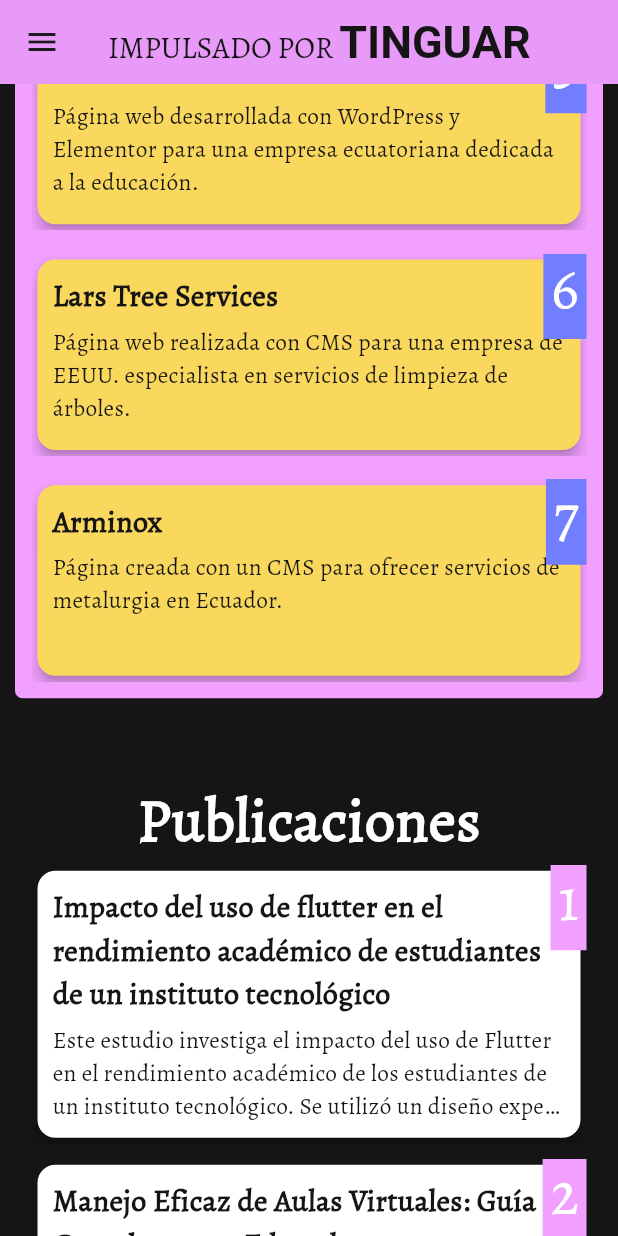
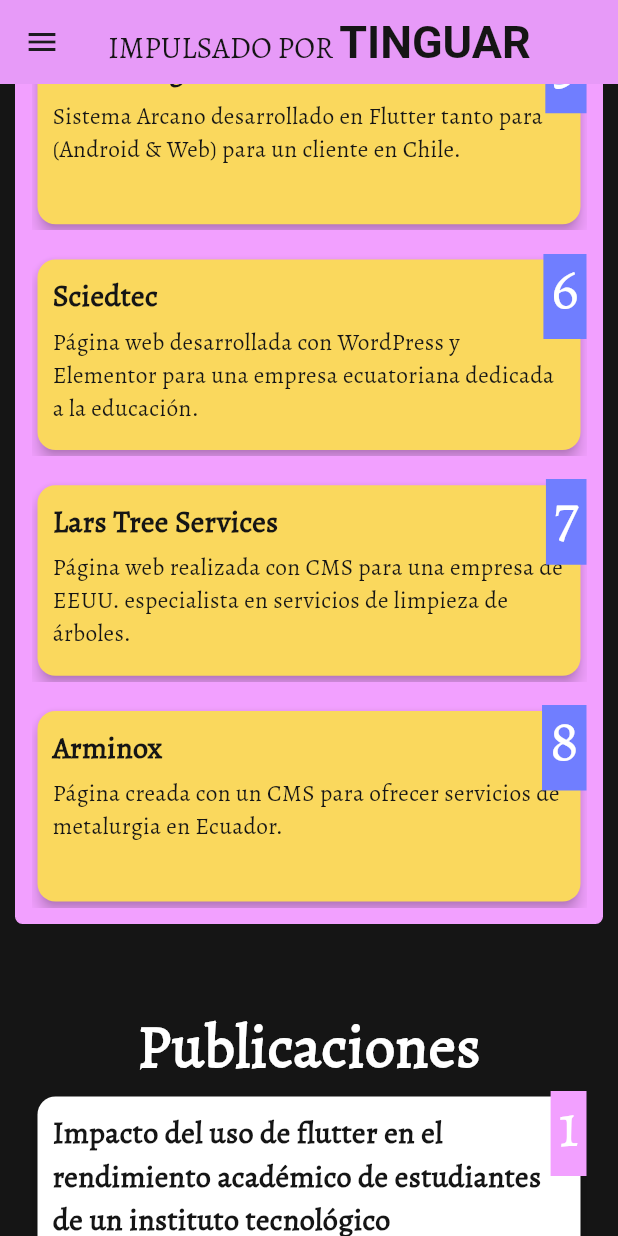
Before and after one commit to GbrielGarcia/albertoguaman.com, a Flutter app: the screen it shows after launch, scrolled down 1728 dp, on a phone screen of 412 x 824 dp. Run offline on Flutter 3.47's test engine with Material 3 defaults, Android fonts, the phone set to English and light mode, and no system bars; our stand-ins replace firebase_core, font_awesome_flutter, go_router, google_fonts, url_strategy; accounts and stored records are empty; generated files the repository leaves out were written again.

Commit message:
REF: Project New Streaming

```diff
--- a/lib/src/home/home.dart
+++ b/lib/src/home/home.dart
@@ -455,7 +455,7 @@
                   () => laucherURL(
                       'https://drive.google.com/file/d/1kP70ATjZv5zFK-fHNsw4u5fQMZR7Erhd/view?usp=sharing'),
                   'Google Driver',
-                  'cv 2024'),
+                  'cv 2025'),
               Flexible(
                   flex: 1,
                   child: _buildContainerInfo(al, Container(),
--- a/lib/src/model/project.dart
+++ b/lib/src/model/project.dart
@@ -19,6 +19,14 @@
 }
 
 List<ProjectModel> infoProjectModel = [
+  ProjectModel(
+      photo: AssetsUtil.projectOne,
+      type: ['PhP', 'Laravel', 'MySql'],
+      title: 'Gestión integral de Cuentas',
+      description:
+          'Gestión integral de ventas 24/7 para servicios de Streaming, con recarga de saldo.',
+      buttonText: 'ver proyecto',
+      buttonVoidCall: 'https://tinguar.com/streaming-saas/'),
   ProjectModel(
       photo: AssetsUtil.projectOne,
       type: ['WordPress', 'Elementor', 'Hostinger'],
```
